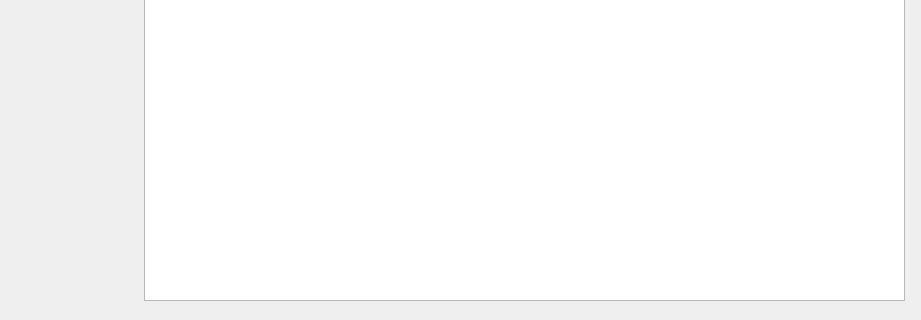
Old version of the form AVDC.ui in the repository kejizhihui/av-profile-photo; both pictures show x 96 to 1017 and y 400 to 720 of the 1017 by 720 pixel window.
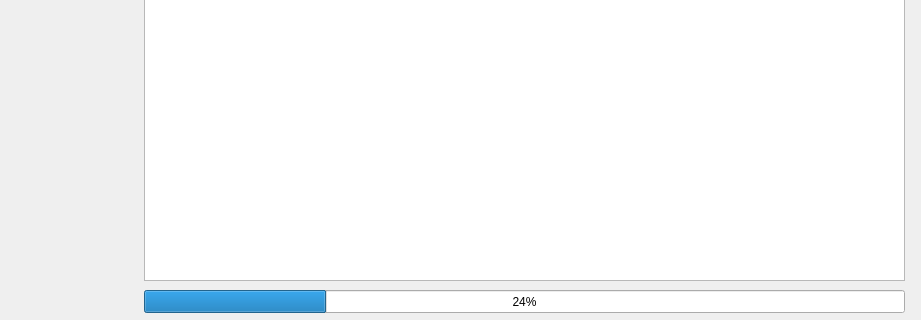
New version of the form. The open tabs and pages were chosen to show the change.

Patch:
```diff
--- a/AVDC.ui
+++ b/AVDC.ui
@@ -46,7 +46,7 @@
         <x>10</x>
         <y>100</y>
         <width>761</width>
-        <height>601</height>
+        <height>581</height>
        </rect>
       </property>
      </widget>
@@ -67,6 +67,19 @@
 &lt;p align=&quot;center&quot; style=&quot; margin-top:0px; margin-bottom:0px; margin-left:0px; margin-right:0px; -qt-block-indent:0; text-indent:0px;&quot;&gt;&lt;span style=&quot; font-size:12pt; font-weight:600; color:#000000;&quot;&gt;反馈BUG，请：开调试模式后截图。&lt;/span&gt;&lt;/p&gt;&lt;/body&gt;&lt;/html&gt;</string>
       </property>
      </widget>
+     <widget class="QProgressBar" name="progressBar_avdc">
+      <property name="geometry">
+       <rect>
+        <x>10</x>
+        <y>690</y>
+        <width>761</width>
+        <height>23</height>
+       </rect>
+      </property>
+      <property name="value">
+       <number>24</number>
+      </property>
+     </widget>
     </widget>
     <widget class="QWidget" name="page_tool">
      <widget class="QGroupBox" name="groupBox_6">
```
Left out of the diff: 2 changed lines with no effect on the pictures.
